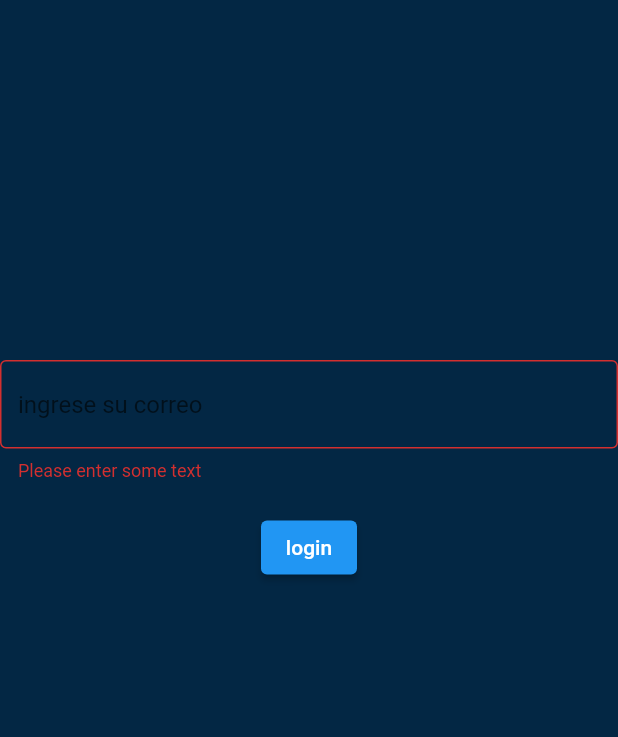
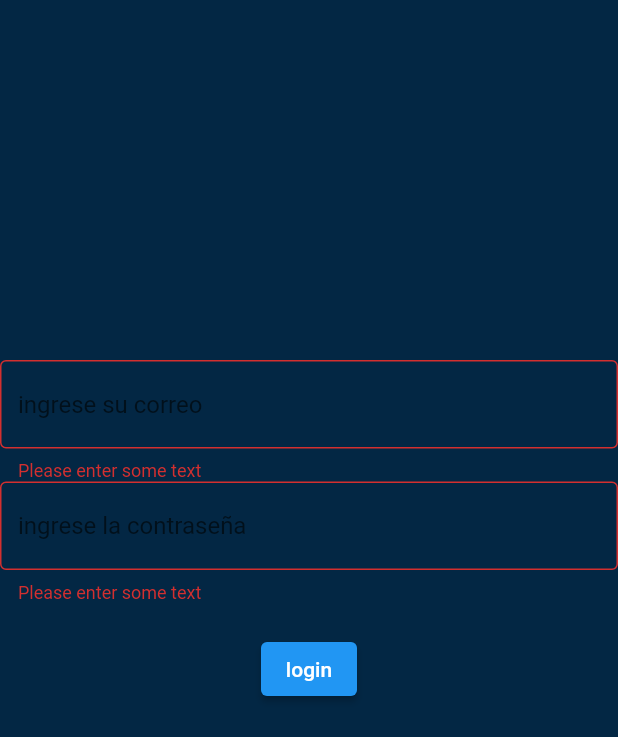
Before and after one commit to mario1525/flutter, a Flutter app: the screen it shows after launch, after a tap on "login", on a phone screen of 412 x 824 dp. Shown: the top 737 px of the screen. Run offline on Flutter 3.47's test engine with Material 2 defaults, Android fonts, the phone set to English and light mode, and no system bars.

Commit message:
adelanto del formulario

```diff
--- a/app_mario/lib/MyCustomForm.dart
+++ b/app_mario/lib/MyCustomForm.dart
@@ -35,14 +35,24 @@ class MyCustomFormState extends State<MyCustomForm> {
               return null;
             },
           ),
+          TextFormField(
+            decoration: InputDecoration(
+              border: OutlineInputBorder(),
+              hintText: 'ingrese la contraseña ',
+            ),
+            // The validator receives the text that the user has entered.
+            validator: (value) {
+              if (value == null || value.isEmpty) {
+                return 'Please enter some text';
+              }
+              return null;
+            },
+          ),
           Padding(
             padding: const EdgeInsets.symmetric(vertical: 20.0),
             child: ElevatedButton(
               onPressed: () {
-                // Validate returns true if the form is valid, or false otherwise.
                 if (_formKey.currentState!.validate()) {
-                  // If the form is valid, display a snackbar. In the real world,
-                  // you'd often call a server or save the information in a database.
                   ScaffoldMessenger.of(context).showSnackBar(
                     const SnackBar(content: Text('Processing Data')),
                   );
```
